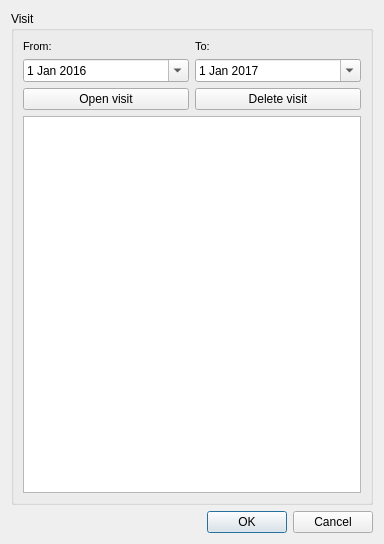
This is ui/visit_management.ui in Giswater/giswater_qgis_plugin as Qt 5 draws it before an edit. The edited form follows.
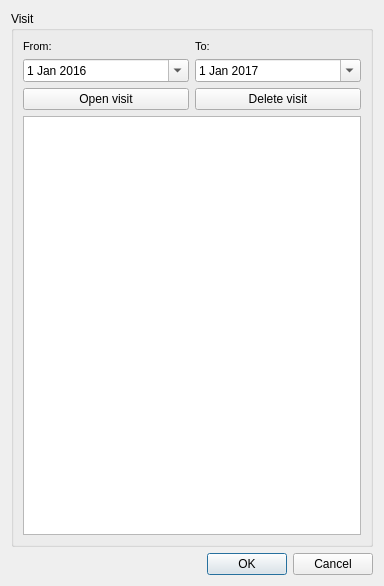
This is the edited form.

Commit message: added events related to dialog button box and fixed hineritance

Diff of the .ui file:
```diff
--- a/ui/visit_management.ui
+++ b/ui/visit_management.ui
@@ -7,7 +7,7 @@
     <x>0</x>
     <y>0</y>
     <width>384</width>
-    <height>544</height>
+    <height>586</height>
    </rect>
   </property>
   <property name="windowTitle">
```
Left out of the diff: 41 changed lines with no effect on the pictures. The commit also changes 1 other file.
